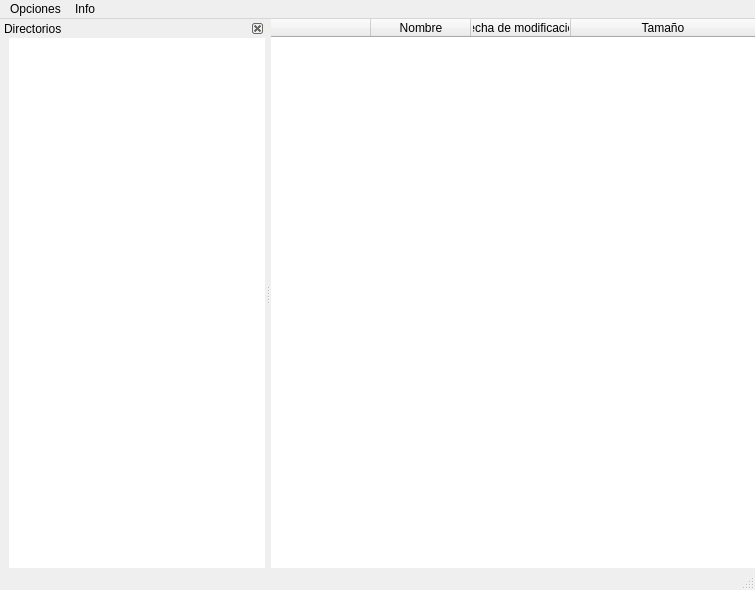
Old version of the form ui/main.ui in the repository JalexCode/VisualesUCLV-Desktop.
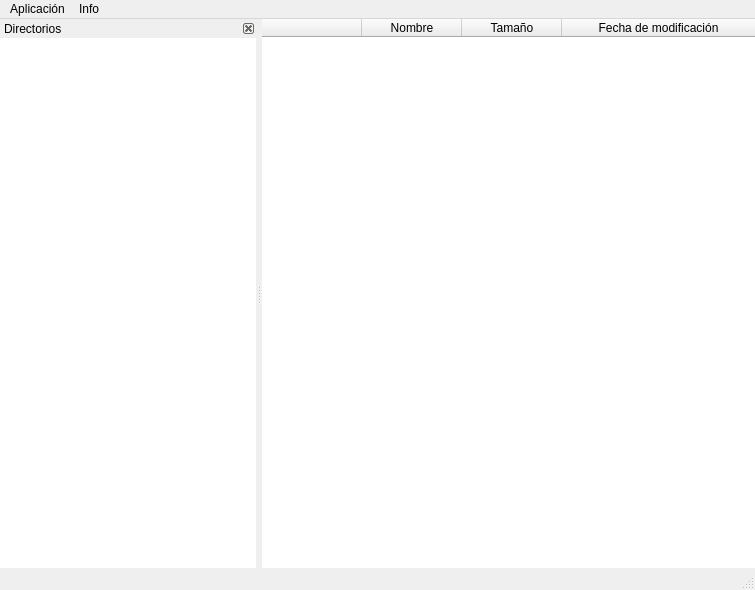
New version of the form. Icons and pictures are not drawn.

```diff
--- a/ui/main.ui
+++ b/ui/main.ui
@@ -35,6 +35,9 @@
       <property name="editTriggers">
        <set>QAbstractItemView::NoEditTriggers</set>
       </property>
+      <property name="alternatingRowColors">
+       <bool>true</bool>
+      </property>
       <property name="selectionMode">
        <enum>QAbstractItemView::SingleSelection</enum>
       </property>
@@ -63,16 +66,16 @@
         <string>Nombre</string>
        </property>
       </column>
-      <column>
-       <property name="text">
-        <string>Fecha de modificación</string>
-       </property>
-      </column>
       <column>
        <property name="text">
         <string>Tamaño</string>
        </property>
       </column>
+      <column>
+       <property name="text">
+        <string>Fecha de modificación</string>
+       </property>
+      </column>
      </widget>
     </item>
    </layout>
@@ -88,7 +91,7 @@
    </property>
    <widget class="QMenu" name="menuOpciones">
     <property name="title">
-     <string>Opciones</string>
+     <string>Aplicación</string>
     </property>
     <addaction name="save_local_repo_action"/>
     <addaction name="load_data_action"/>
@@ -118,6 +121,9 @@
    </attribute>
    <widget class="QWidget" name="dockWidgetContents">
     <layout class="QGridLayout" name="gridLayout_2">
+     <property name="leftMargin">
+      <number>0</number>
+     </property>
      <property name="topMargin">
       <number>0</number>
      </property>
```
Left out of the diff: 31 changed lines with no effect on the pictures.
